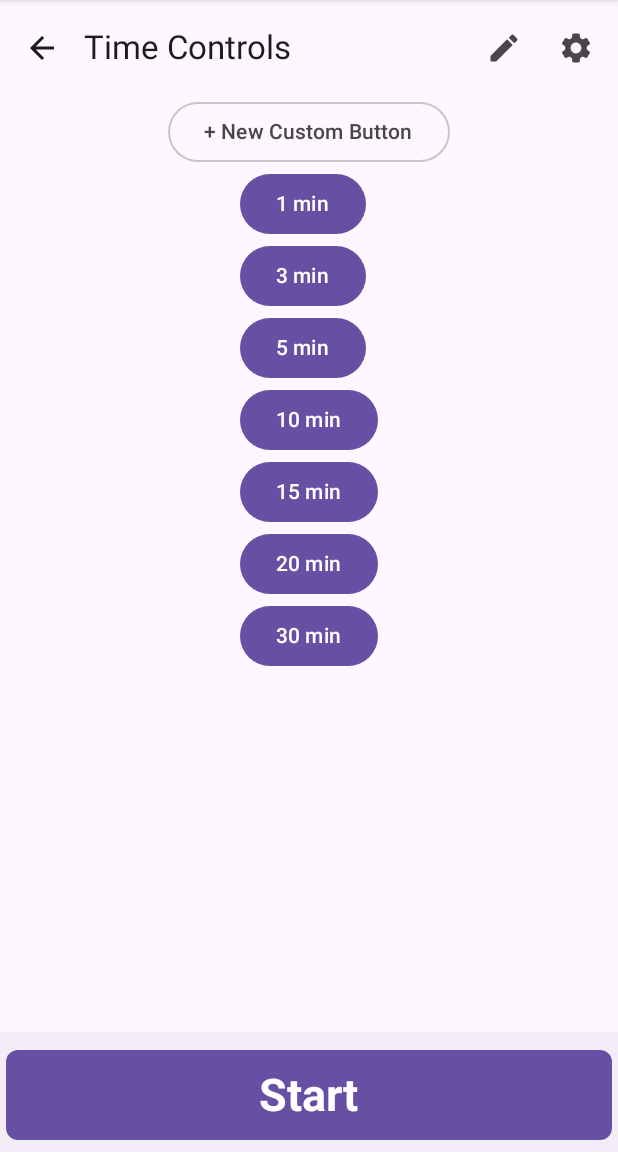
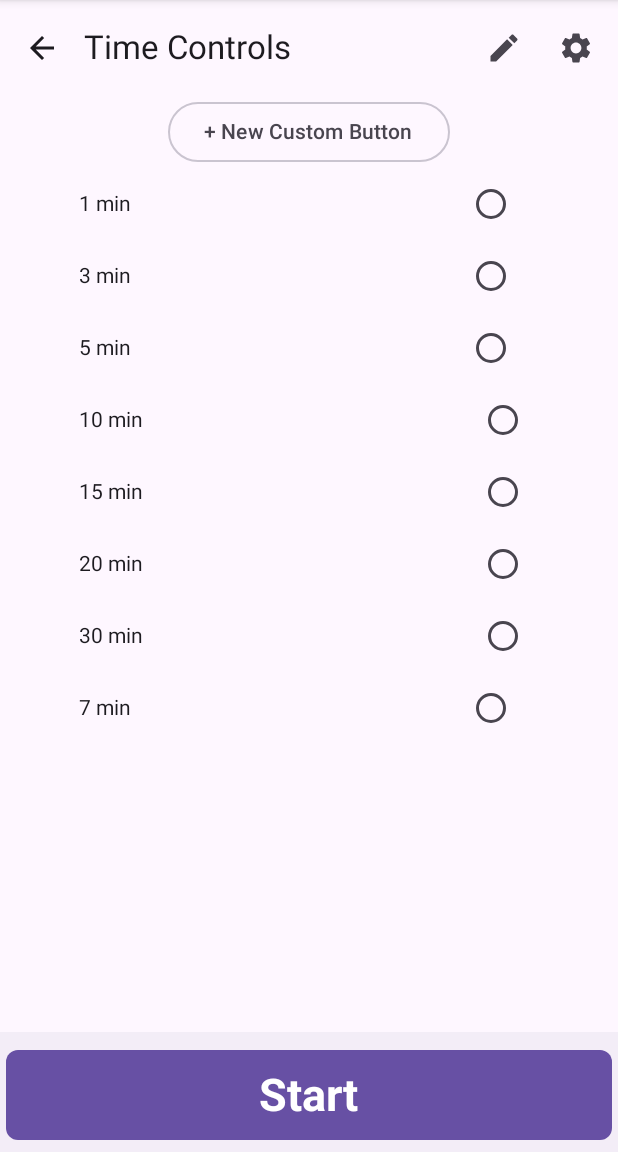
Before and after one commit to chakshuharsh/Chess-clock, an Android app built with Jetpack Compose: the screen it shows after launch (MainActivity), after a tap on "Settings", on a phone screen of 412 x 824 dp, the part 84-1236 px from its top. Run offline under Robolectric (Android 15) with nearby library versions, the phone set to English and light mode, and no system bars.

Commit message:
Radiobuttons implemented successfully

```diff
--- a/app/src/main/java/UI/ChessTimeViewModel.kt
+++ b/app/src/main/java/UI/ChessTimeViewModel.kt
@@ -24,11 +24,11 @@ private const val initialTimeInSecondsDefault: Long = initialTimeInMinutesDefaul
 
 class ChessTimeViewModel :ViewModel(), CoroutineScope {
     var selectedTimeInMinutes:Long by mutableLongStateOf(10)
-
+var incrementTimeInSeconds:Long by mutableLongStateOf(0)
     private val job= Job()
     override val coroutineContext: CoroutineContext = Dispatchers.Main+job
 
-
+    val initialIncrementTime:Long get()= incrementTimeInSeconds
     val initialTimeInMinutes: Long get() = selectedTimeInMinutes
     val initialTimeInSeconds: Long get() = initialTimeInMinutes * 60
     private var currentPLayer=1
--- a/app/src/main/java/UI/TimerControl.kt
+++ b/app/src/main/java/UI/TimerControl.kt
@@ -1,11 +1,13 @@
 package UI
 // This is Timer control screen of app
 import androidx.compose.foundation.background
+import androidx.compose.foundation.clickable
 import androidx.compose.runtime.*
 
 import androidx.compose.foundation.interaction.MutableInteractionSource
 import androidx.compose.foundation.layout.Arrangement
 import androidx.compose.foundation.layout.Column
+import androidx.compose.foundation.layout.Row
 import androidx.compose.foundation.layout.Spacer
 import androidx.compose.foundation.layout.fillMaxSize
 import androidx.compose.foundation.layout.fillMaxWidth
@@ -55,7 +57,7 @@ import kotlin.time.minutes
 
 @OptIn(ExperimentalMaterial3Api::class)
 
-
+var timeSelected:Int=10
 
 @Composable
 fun TimeOptionButton(
@@ -64,15 +66,39 @@ viewModel: ChessTimeViewModel,
 
     )
 {
+    var selected by remember { mutableStateOf(false) }
 
-    Button(
-        onClick = {
+    Row(
+        verticalAlignment = Alignment.CenterVertically,
+        horizontalArrangement = Arrangement.spacedBy(8.dp)
+    ) {
+        Text(
+            text = "${obj.minutes} min",
+            modifier = Modifier.clickable {
+                selected = !selected
+                timeSelected=obj.minutes
+                if (selected) {
+                    viewModel.setSelectedTimeInMinutes(obj.minutes)
+                }
+            }
+        )
+        Spacer(modifier = Modifier.width(200.dp))
+        RadioButton(
+            selected = selected,
+            onClick = {
+               timeSelected=obj.minutes
+                selected = !selected
+                if (selected) {
+                    viewModel.setSelectedTimeInMinutes(obj.minutes)
+                }
+            }
+        )
+    }
 
-            viewModel.setSelectedTimeInMinutes(obj.minutes)
-        }
-    ){
-        Text(text = "${obj.minutes} min")
-    }
+
+
+
+
 }
 
 
@@ -80,9 +106,9 @@ viewModel: ChessTimeViewModel,
 
 @OptIn(ExperimentalMaterial3Api::class)
 @Composable
-fun TimerControls(navController: NavController, viewModel: ChessTimeViewModel){// Name is not appropriate
+fun TimerControls(navController: NavController, viewModel: ChessTimeViewModel, obj: TimeOption){// Name is not appropriate
     val scrollBehavior = TopAppBarDefaults.pinnedScrollBehavior(rememberTopAppBarState())// the appbar remains inplace and does not react to scrolling
-var timeSelected by remember { mutableIntStateOf(10) }
+
 //    navController: NavHostController = rememberNavController()
 
 
@@ -139,8 +165,10 @@ var timeSelected by remember { mutableIntStateOf(10) }
             ){
                 Button(
                            onClick = {
+                              viewModel.setSelectedTimeInMinutes(timeSelected)
+                               viewModel.resetTimers()
                                navController.navigate(Screen.HomeScreen.name)
-                               viewModel.resetTimers()
+
                                      },
                            shape= startShape,
                            modifier= Modifier
--- a/app/src/main/java/UI/data.kt
+++ b/app/src/main/java/UI/data.kt
@@ -9,6 +9,7 @@ val timeOption= listOf(
     TimeOption(10),
     TimeOption(15),
     TimeOption(20),
-    TimeOption(30)
+    TimeOption(30),
+    TimeOption(7)
 
 )
--- a/app/src/main/java/com/example/chessclock/MainActivity.kt
+++ b/app/src/main/java/com/example/chessclock/MainActivity.kt
@@ -3,6 +3,7 @@ package com.example.chessclock
 import UI.ChessTimeViewModel
 import UI.HomeScreenApp
 import UI.Screen
+import UI.TimeOption
 import UI.TimerControls
 import android.os.Bundle
 import androidx.activity.ComponentActivity
@@ -53,7 +54,7 @@ class MainActivity : ComponentActivity() {
                                       },
                     exitTransition = { ExitTransition.None }
                 ) {
-                    TimerControls(navController,viewModel)
+                    TimerControls(navController,viewModel, TimeOption(0))
 
                 }
             }
```
